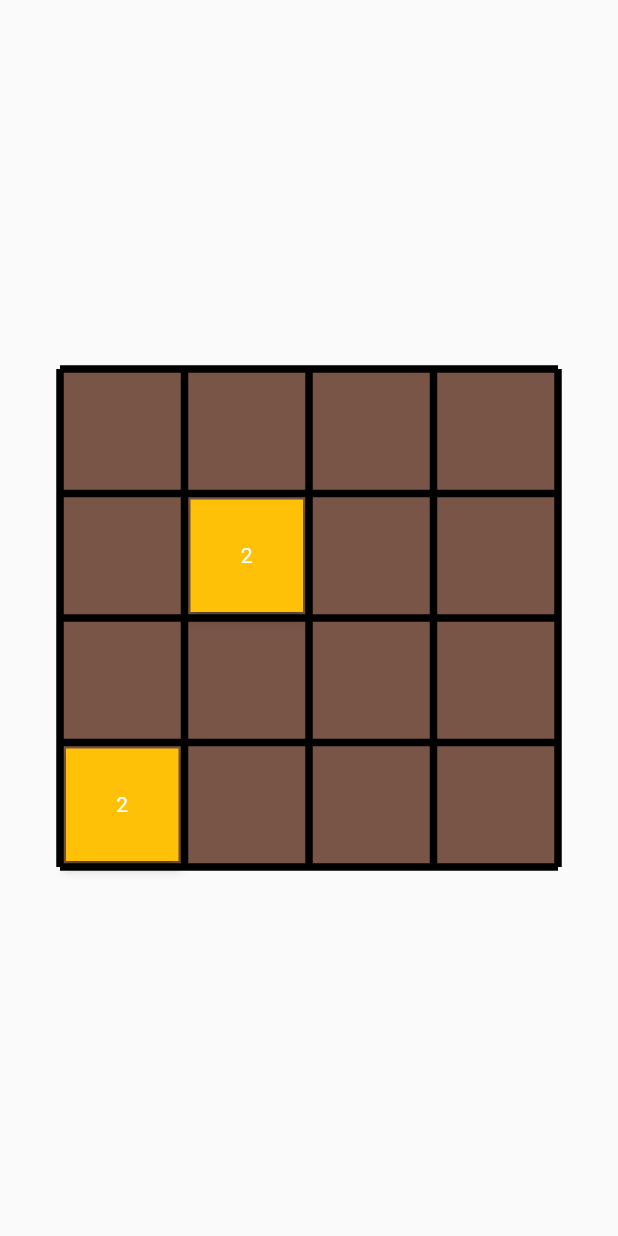
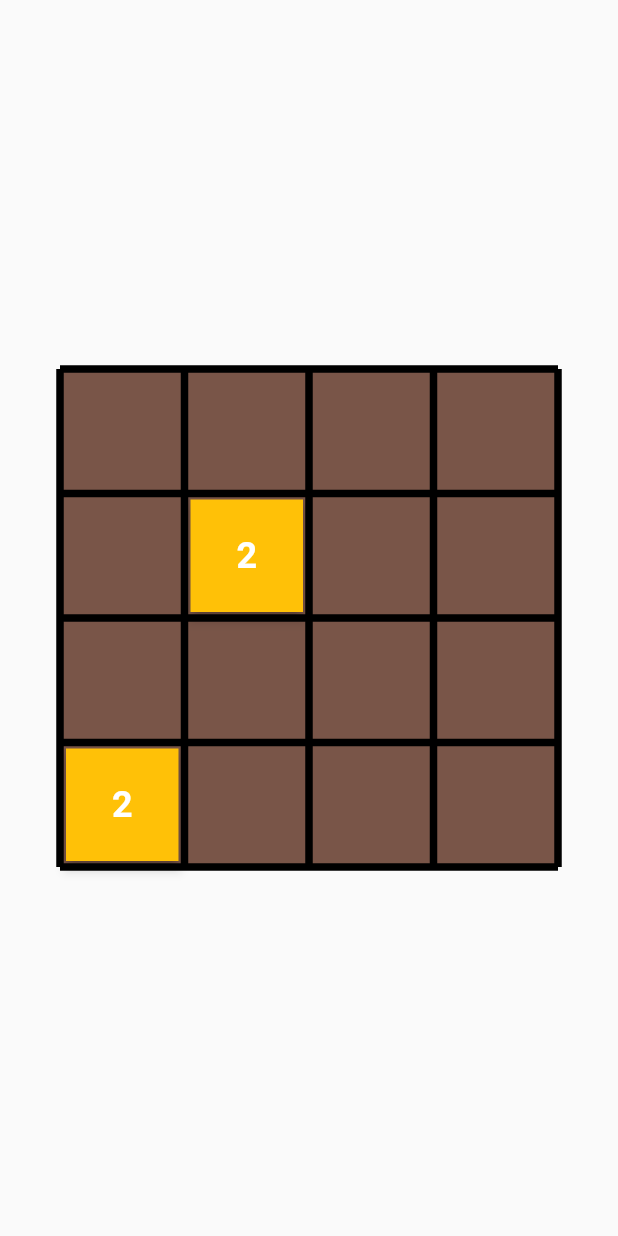
Before and after one commit to suryaa62/two_zero_four_eight, a Flutter app: the screen it shows after launch, on a phone screen of 412 x 824 dp. Run offline on Flutter 3.47's test engine with Material 2 defaults, Android fonts, the light colour scheme and no system bars.

Commit message:
fix : 0 tile error

```diff
--- a/lib/ui/components/tile.dart
+++ b/lib/ui/components/tile.dart
@@ -21,7 +21,10 @@ class Tile extends StatelessWidget {
           child: Center(
             child: Text(
               value.toString(),
-              style: TextStyle(color: Colors.white),
+              style: TextStyle(
+                  color: Colors.white,
+                  fontSize: 24,
+                  fontWeight: FontWeight.w600),
             ),
           ),
         ));
--- a/lib/ui/views/board_view.dart
+++ b/lib/ui/views/board_view.dart
@@ -102,7 +102,7 @@ class _BoardViewState extends State<BoardView> with TickerProviderStateMixin {
                         parent: _controller, curve: Curves.easeOut)),
                 child: Tile(
                     color: Colors.amber,
-                    value: widget.gameState.oldStateMatrix[i][j],
+                    value: (widget.gameState.stateMatrix[i][j] / 2).toInt(),
                     size: tileSize),
               ));
             }
```
